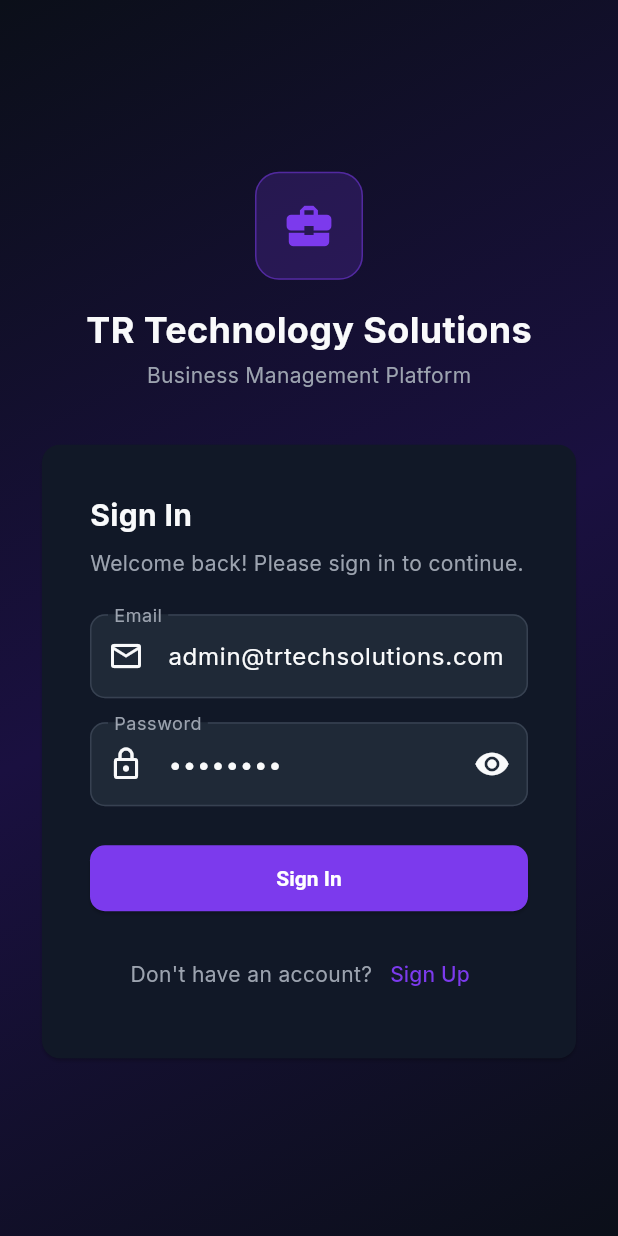
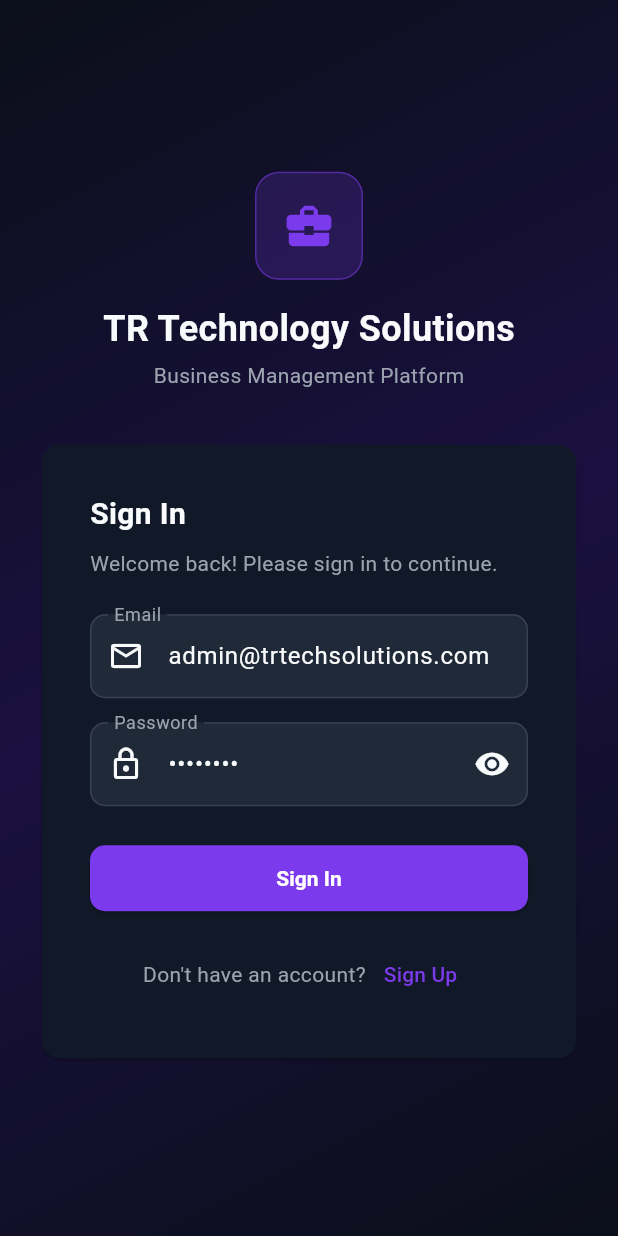
Before and after one commit to PRABHVEERSINGH17/2023a1r109king, a Flutter app: the screen it shows after launch, on a phone screen of 412 x 824 dp. Run offline on Flutter 3.47's test engine with Material 3 defaults, Android fonts, the phone set to English and light mode, and no system bars; our stand-ins replace fl_chart, flutter_dotenv, flutter_riverpod, go_router, supabase_flutter; accounts and stored records are empty.

Commit message:
Fix google_fonts FontWeight const error on newer Flutter
Remove google_fonts dependency that crashes with:
Constant evaluation error on FontWeight map keys.
Use Material dark text theme instead for SDK compatibility.

Co-authored-by: Prabhveer singh <PRABHVEERSINGH17@users.noreply.github.com>

```diff
--- a/tr_tech_solutions/lib/core/theme/app_theme.dart
+++ b/tr_tech_solutions/lib/core/theme/app_theme.dart
@@ -1,10 +1,10 @@
 import 'package:flutter/material.dart';
-import 'package:google_fonts/google_fonts.dart';
 import 'package:tr_tech_solutions/core/theme/app_colors.dart';
 
 class AppTheme {
   static ThemeData get darkTheme {
-    return ThemeData(
+    final base = ThemeData.dark();
+    return base.copyWith(
       brightness: Brightness.dark,
       scaffoldBackgroundColor: AppColors.background,
       primaryColor: AppColors.primary,
@@ -15,11 +15,9 @@ class AppTheme {
         surface: AppColors.surface,
         onSurface: AppColors.textPrimary,
       ),
-      textTheme: GoogleFonts.interTextTheme(
-        ThemeData.dark().textTheme.apply(
-              bodyColor: AppColors.textPrimary,
-              displayColor: AppColors.textPrimary,
-            ),
+      textTheme: base.textTheme.apply(
+        bodyColor: AppColors.textPrimary,
+        displayColor: AppColors.textPrimary,
       ),
       appBarTheme: const AppBarTheme(
         backgroundColor: AppColors.surface,
--- a/tr_tech_solutions/pubspec.yaml
+++ b/tr_tech_solutions/pubspec.yaml
@@ -15,7 +15,6 @@ dependencies:
   go_router: ^14.6.2
   fl_chart: ^0.69.2
   intl: ^0.19.0
-  google_fonts: ^6.2.1
   flutter_dotenv: ^5.2.1
   uuid: ^4.5.1
 
```
Also changed, not shown: tr_tech_solutions/pubspec.lock.
